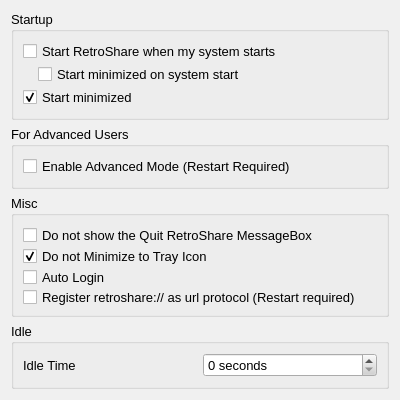
First picture: the form in retroshare-gui/src/gui/settings/GeneralPage.ui, repository RetroShare/RetroShare, before the edit.
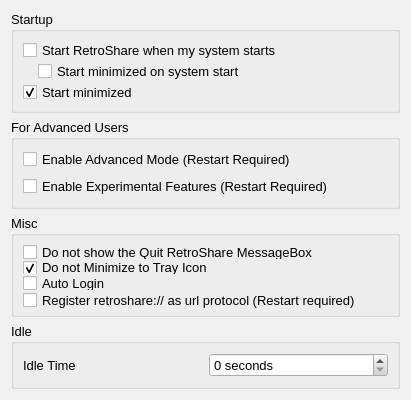
Second picture: the form after the edit. Icons and pictures are not drawn.

Commit message: * Added two new Services to RS GUI. 	- The Wire, this is not at all functional yet - just a gui shell. 	- Identity, Basics of the GUI complete. talks via rsIdentity to the backend.  * Fixed the Photo Drag and Drop under Linux.  * Resurrected the Application Window - for Unfinished Service.  * Moved Photos, Wire, Identity & Wiki to the Unfinished Window.  * Added "Experimental Services" option in Settings -> though this is not yet saved / used.  * changed #ifdef UNFINISHED -> #ifdef UNFINISHED_FD for bits in FriendList, which didn't compile.  * removed old Unfinished Applications from Window.

The edit to the form file:
```diff
--- a/retroshare-gui/src/gui/settings/GeneralPage.ui
+++ b/retroshare-gui/src/gui/settings/GeneralPage.ui
@@ -6,7 +6,7 @@
    <rect>
     <x>0</x>
     <y>0</y>
-    <width>397</width>
+    <width>411</width>
     <height>400</height>
    </rect>
   </property>
@@ -561,17 +561,21 @@
      <property name="title">
       <string>For Advanced Users </string>
      </property>
-     <layout class="QGridLayout" name="gridLayout_2">
-      <property name="verticalSpacing">
-       <number>2</number>
-      </property>
-      <item row="0" column="0">
+     <layout class="QVBoxLayout" name="verticalLayout_2">
+      <item>
        <widget class="QCheckBox" name="checkAdvanced">
         <property name="text">
          <string>Enable Advanced Mode (Restart Required)</string>
         </property>
        </widget>
       </item>
+      <item>
+       <widget class="QCheckBox" name="checkAdvanced_2">
+        <property name="text">
+         <string>Enable Experimental Features (Restart Required)</string>
+        </property>
+       </widget>
+      </item>
      </layout>
     </widget>
    </item>
```
The commit also changes 21 other files.
